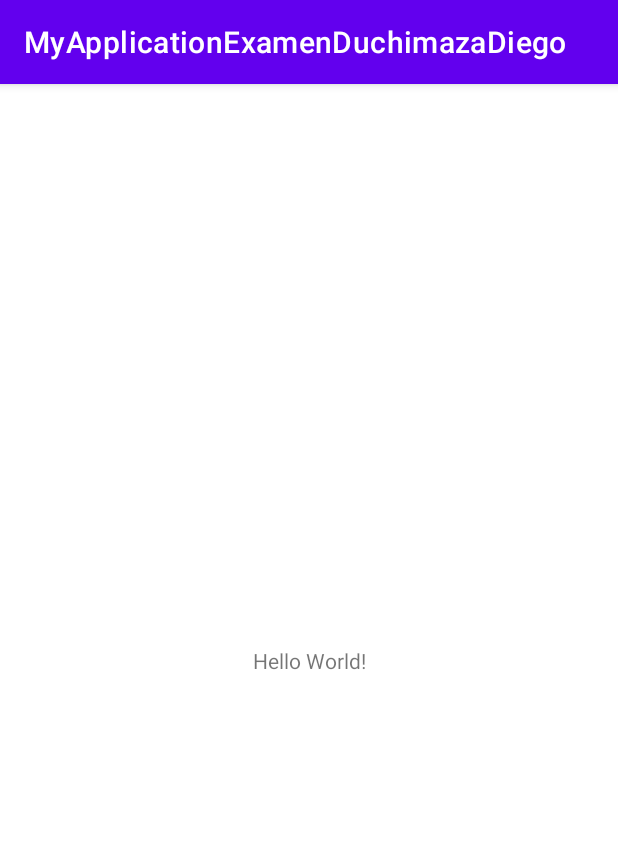
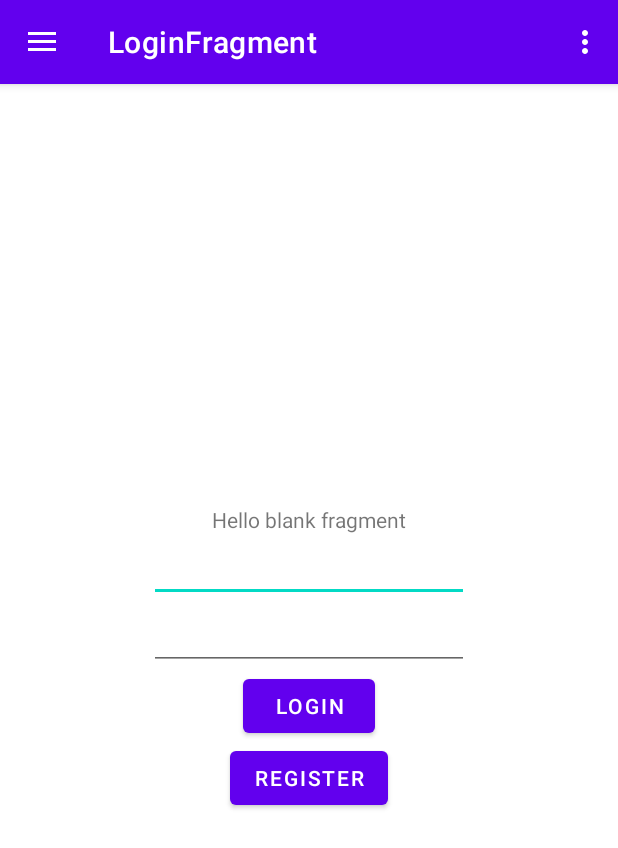
Before and after one commit to diegodu/examen-duchimazadiego, an Android app: the screen it shows after launch (MainActivity), on a phone screen of 412 x 824 dp. Shown: the top 848 px of the screen. Run offline under Robolectric (Android 15) with nearby library versions, the phone set to English and light mode, and no system bars; our stand-ins replace data binding, navigation-ui.

Commit message:
fin evalluacion 9:46

```diff
--- /dev/null
+++ b/app/src/main/java/com/example/myapplicationexamenduchimazadiego/LoginFragment.kt
@@ -0,0 +1,54 @@
+package com.example.myapplicationexamenduchimazadiego
+
+import android.os.Bundle
+import android.view.*
+import androidx.databinding.DataBindingUtil
+import androidx.fragment.app.Fragment
+import androidx.navigation.findNavController
+import androidx.navigation.ui.NavigationUI
+import com.example.myapplicationexamenduchimazadiego.databinding.FragmentLoginBinding
+
+// TODO: Rename parameter arguments, choose names that match
+// the fragment initialization parameters, e.g. ARG_ITEM_NUMBER
+private const val ARG_PARAM1 = "param1"
+private const val ARG_PARAM2 = "param2"
+
+/**
+ * A simple [Fragment] subclass.
+ * Use the [LoginFragment.newInstance] factory method to
+ * create an instance of this fragment.
+ */
+class LoginFragment : Fragment() {
+    private lateinit var binding: FragmentLoginBinding
+    override fun onCreateView(
+        inflater: LayoutInflater, container: ViewGroup?,
+        savedInstanceState: Bundle?
+    ): View? {
+        // Inflate the layout for this fragment
+        binding = DataBindingUtil.inflate(inflater, R.layout.fragment_login, container, false)
+
+
+
+        binding.btnlogin.setOnClickListener{ view: View ->
+            if (binding.editEmail.getText().toString().equals("admin")&&binding.editPass.getText().toString().equals("admin"))
+                view.findNavController().navigate(LoginFragmentDirections.actionLoginFragmentToInicioFragment())
+
+
+        }
+        binding.btnRegister.setOnClickListener{ view: View ->
+            view.findNavController().navigate(LoginFragmentDirections.register())
+        }
+        setHasOptionsMenu(true)
+
+        return binding.root
+    }
+
+    override fun onCreateOptionsMenu(menu: Menu, inflater: MenuInflater) {
+        super.onCreateOptionsMenu(menu, inflater)
+        inflater?.inflate(R.menu.inicio_menu, menu)
+    }
+
+    override fun onOptionsItemSelected(item: MenuItem): Boolean {
+        return NavigationUI.onNavDestinationSelected(item!!, requireView().findNavController()) || super.onOptionsItemSelected(item)
+    }
+}
--- a/app/src/main/java/com/example/myapplicationexamenduchimazadiego/MainActivity.kt
+++ b/app/src/main/java/com/example/myapplicationexamenduchimazadiego/MainActivity.kt
@@ -2,10 +2,32 @@ package com.example.myapplicationexamenduchimazadiego
 
 import androidx.appcompat.app.AppCompatActivity
 import android.os.Bundle
+import androidx.databinding.DataBindingUtil
+import androidx.drawerlayout.widget.DrawerLayout
+import androidx.navigation.findNavController
+import androidx.navigation.ui.AppBarConfiguration
+import androidx.navigation.ui.NavigationUI
+import com.example.myapplicationexamenduchimazadiego.databinding.ActivityMainBinding
 
 class MainActivity : AppCompatActivity() {
+    private lateinit var binding: ActivityMainBinding
+    private lateinit var drawerLayout: DrawerLayout
+    private lateinit var appBarConfiguration: AppBarConfiguration
     override fun onCreate(savedInstanceState: Bundle?) {
         super.onCreate(savedInstanceState)
-        setContentView(R.layout.activity_main)
+        //  binding = DataBindingUtil.setContentView(this, R.layout.activity_main)
+        binding = DataBindingUtil.setContentView(this, R.layout.activity_main)
+        drawerLayout = binding.drawerLayout
+
+        val navController = this.findNavController(R.id.navigation_Fragment)
+        NavigationUI.setupActionBarWithNavController(this, navController, drawerLayout)
+        appBarConfiguration = AppBarConfiguration(navController.graph, drawerLayout)
+        NavigationUI.setupWithNavController(binding.navView, navController)
+
+    }
+
+    override fun onSupportNavigateUp(): Boolean {
+        var navController = this.findNavController(R.id.navigation_Fragment)
+        return NavigationUI.navigateUp(navController, appBarConfiguration)
     }
 }
--- a/app/src/main/res/layout/activity_main.xml
+++ b/app/src/main/res/layout/activity_main.xml
@@ -1,18 +1,37 @@
 <?xml version="1.0" encoding="utf-8"?>
-<androidx.constraintlayout.widget.ConstraintLayout xmlns:android="http://schemas.android.com/apk/res/android"
+<layout xmlns:android="http://schemas.android.com/apk/res/android"
     xmlns:app="http://schemas.android.com/apk/res-auto"
-    xmlns:tools="http://schemas.android.com/tools"
-    android:layout_width="match_parent"
-    android:layout_height="match_parent"
-    tools:context=".MainActivity">
+    xmlns:tools="http://schemas.android.com/tools">
 
-    <TextView
-        android:layout_width="wrap_content"
-        android:layout_height="wrap_content"
-        android:text="Hello World!"
-        app:layout_constraintBottom_toBottomOf="parent"
-        app:layout_constraintLeft_toLeftOf="parent"
-        app:layout_constraintRight_toRightOf="parent"
-        app:layout_constraintTop_toTopOf="parent" />
+    <data>
 
-</androidx.constraintlayout.widget.ConstraintLayout>
+    </data>
+
+    <androidx.drawerlayout.widget.DrawerLayout
+        android:layout_width="match_parent"
+        android:layout_height="match_parent"
+        android:id="@+id/drawer_layout">
+
+        <LinearLayout
+            android:layout_width="match_parent"
+            android:layout_height="match_parent"
+            tools:context=".MainActivity">
+
+            <fragment
+                android:id="@+id/navigation_Fragment"
+                android:layout_width="match_parent"
+                android:layout_height="match_parent"
+                android:name="androidx.navigation.fragment.NavHostFragment"
+                app:defaultNavHost="true"
+                app:navGraph="@navigation/navegacion"
+                />
+
+        </LinearLayout>
+        <com.google.android.material.navigation.NavigationView
+            android:layout_width="wrap_content"
+            android:layout_height="match_parent"
+            android:id="@+id/nav_view"
+            app:menu="@menu/drawer_layout"
+            android:layout_gravity="start"/>
+    </androidx.drawerlayout.widget.DrawerLayout>
+</layout>
--- /dev/null
+++ b/app/src/main/res/layout/fragment_login.xml
@@ -0,0 +1,54 @@
+<?xml version="1.0" encoding="utf-8"?>
+<layout xmlns:android="http://schemas.android.com/apk/res/android"
+    xmlns:tools="http://schemas.android.com/tools">
+
+    <data>
+
+    </data>
+
+    <LinearLayout
+        android:layout_width="match_parent"
+        android:layout_height="match_parent"
+        tools:context=".LoginFragment"
+        android:gravity="center_vertical"
+        android:orientation="vertical">
+
+        <!-- TODO: Update blank fragment layout -->
+        <TextView
+            android:layout_width="wrap_content"
+            android:layout_height="wrap_content"
+            android:layout_gravity="center_horizontal"
+            android:text="@string/hello_blank_fragment" />
+
+        <EditText
+            android:id="@+id/editEmail"
+            android:layout_width="wrap_content"
+            android:layout_height="wrap_content"
+            android:layout_gravity="center_horizontal"
+            android:ems="10"
+            android:inputType="textEmailAddress" />
+
+        <EditText
+            android:id="@+id/editPass"
+            android:layout_width="wrap_content"
+            android:layout_height="wrap_content"
+            android:layout_gravity="center_horizontal"
+            android:ems="10"
+            android:inputType="textPassword" />
+
+        <Button
+            android:id="@+id/btnlogin"
+            android:layout_width="wrap_content"
+            android:layout_height="wrap_content"
+            android:layout_gravity="center_horizontal"
+            android:text="Login" />
+
+        <Button
+            android:id="@+id/btnRegister"
+            android:layout_width="wrap_content"
+            android:layout_height="wrap_content"
+            android:layout_gravity="center_horizontal"
+            android:text="Register" />
+
+    </LinearLayout>
+</layout>
--- /dev/null
+++ b/app/src/main/res/menu/drawer_layout.xml
@@ -0,0 +1,4 @@
+<?xml version="1.0" encoding="utf-8"?>
+<menu xmlns:android="http://schemas.android.com/apk/res/android">
+
+</menu>
--- /dev/null
+++ b/app/src/main/res/menu/inicio_menu.xml
@@ -0,0 +1,10 @@
+<?xml version="1.0" encoding="utf-8"?>
+<menu xmlns:android="http://schemas.android.com/apk/res/android">
+    <item
+        android:id="@+id/aboutFragment"
+        android:title="Acerca de" />
+    <item
+        android:id="@+id/agendaFragment"
+        android:title="Aggenda" />
+
+</menu>
--- /dev/null
+++ b/app/src/main/res/navigation/navegacion.xml
@@ -0,0 +1,37 @@
+<?xml version="1.0" encoding="utf-8"?>
+<navigation xmlns:android="http://schemas.android.com/apk/res/android"
+    xmlns:app="http://schemas.android.com/apk/res-auto" android:id="@+id/navegacion"
+    app:startDestination="@id/loginFragment">
+
+    <fragment
+        android:id="@+id/loginFragment"
+        android:name="com.example.myapplicationexamenduchimazadiego.LoginFragment"
+        android:label="LoginFragment" >
+        <action
+            android:id="@+id/action_loginFragment_to_inicioFragment"
+            app:destination="@id/inicioFragment" />
+        <action
+            android:id="@+id/register"
+            app:destination="@id/registerFragment" />
+    </fragment>
+    <fragment
+        android:id="@+id/inicioFragment"
+        android:name="com.example.myapplicationexamenduchimazadiego.InicioFragment"
+        android:label="InicioFragment" />
+    <fragment
+        android:id="@+id/registerFragment"
+        android:name="com.example.myapplicationexamenduchimazadiego.RegisterFragment"
+        android:label="RegisterFragment" >
+        <action
+            android:id="@+id/action_registerFragment_to_inicioFragment"
+            app:destination="@id/inicioFragment" />
+    </fragment>
+    <fragment
+        android:id="@+id/aboutFragment"
+        android:name="com.example.myapplicationexamenduchimazadiego.AboutFragment"
+        android:label="AboutFragment" />
+    <fragment
+        android:id="@+id/agendaFragment"
+        android:name="com.example.myapplicationexamenduchimazadiego.AgendaFragment"
+        android:label="AgendaFragment" />
+</navigation>
--- a/app/src/main/res/values/strings.xml
+++ b/app/src/main/res/values/strings.xml
@@ -1,3 +1,5 @@
 <resources>
     <string name="app_name">MyApplicationExamenDuchimazaDiego</string>
+    <!-- TODO: Remove or change this placeholder text -->
+    <string name="hello_blank_fragment">Hello blank fragment</string>
 </resources>
```
Also changed, not shown: app/build.gradle (+7 -0 lines), app/src/main/java/com/example/myapplicationexamenduchimazadiego/AboutFragment.kt (added, +59 -0 lines), app/src/main/java/com/example/myapplicationexamenduchimazadiego/AgendaFragment.kt (added, +59 -0 lines), app/src/main/java/com/example/myapplicationexamenduchimazadiego/InicioFragment.kt (added, +44 -0 lines), app/src/main/java/com/example/myapplicationexamenduchimazadiego/RegisterFragment.kt (added, +50 -0 lines), app/src/main/res/layout/fragment_about.xml (added, +48 -0 lines), app/src/main/res/layout/fragment_agenda.xml (added, +83 -0 lines), app/src/main/res/layout/fragment_inicio.xml (added, +35 -0 lines), app/src/main/res/layout/fragment_register.xml (added, +86 -0 lines), app/src/main/res/drawable-v24/fondo.JPG (added).
